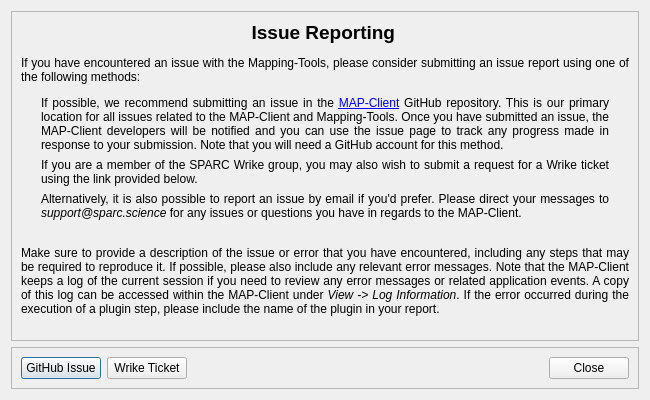
Old version of the form src/mapclient/view/dialogs/reportissue/qt/reportissuedialog.ui in the repository MusculoskeletalAtlasProject/mapclient.
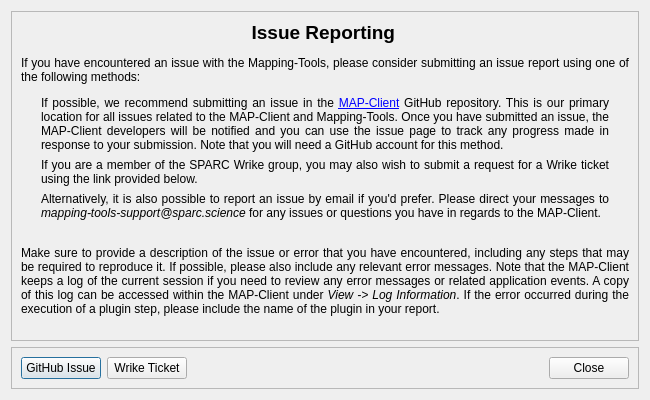
New version of the form.

Commit message: Update support email in report issue dialog

```diff
--- a/src/mapclient/view/dialogs/reportissue/qt/reportissuedialog.ui
+++ b/src/mapclient/view/dialogs/reportissue/qt/reportissuedialog.ui
@@ -65,7 +65,7 @@
         <property name="text">
          <string>&lt;p align=&quot;justify&quot; style=&quot;margin-left:20; margin-right:20;&quot;&gt;
 
-Alternatively, it is also possible to report an issue by email if you'd prefer. Please direct your messages to &lt;i&gt;support@sparc.science&lt;/i&gt; for any issues or questions you have in regards to the MAP-Client.
+Alternatively, it is also possible to report an issue by email if you'd prefer. Please direct your messages to &lt;i&gt;mapping-tools-support@sparc.science&lt;/i&gt; for any issues or questions you have in regards to the MAP-Client.
 
 &lt;br/&gt;&lt;/p&gt;
 
```
The commit also changes 1 other file.
